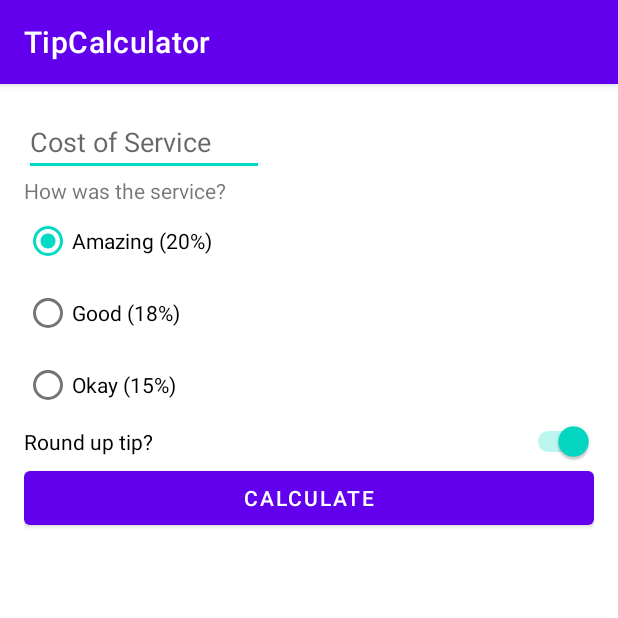
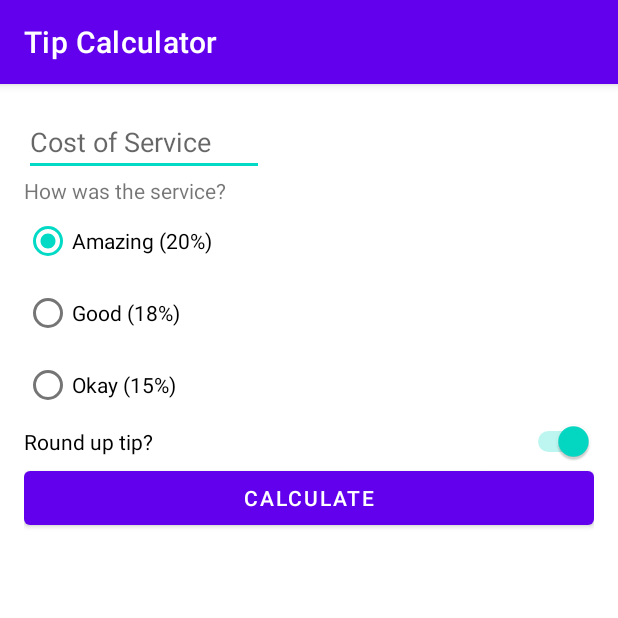
Before and after one commit to emwalks/TipCalculator, an Android app: the screen it shows after launch (MainActivity), on a phone screen of 412 x 824 dp, the top half of it. Run offline under Robolectric (Android 15) with nearby library versions, the phone set to English and light mode, and no system bars.

Commit message:
completes UI elements

```diff
--- a/app/src/main/res/layout/activity_main.xml
+++ b/app/src/main/res/layout/activity_main.xml
@@ -22,14 +22,13 @@
         android:layout_height="wrap_content"
         android:text="@string/how_was_the_service"
         app:layout_constraintStart_toStartOf="parent"
-        app:layout_constraintTop_toBottomOf="@id/cost_of_service"
-        />
+        app:layout_constraintTop_toBottomOf="@id/cost_of_service" />
 
     <RadioGroup
         android:id="@+id/tip_options"
-        android:checkedButton="@id/option_amazing"
         android:layout_width="wrap_content"
         android:layout_height="wrap_content"
+        android:checkedButton="@id/option_amazing"
         android:orientation="vertical"
         app:layout_constraintStart_toStartOf="parent"
         app:layout_constraintTop_toBottomOf="@id/service_rating">
@@ -38,28 +37,28 @@
             android:id="@+id/option_amazing"
             android:layout_width="wrap_content"
             android:layout_height="wrap_content"
-            android:text="@string/amazing_20"/>
+            android:text="@string/amazing_20" />
 
         <RadioButton
             android:id="@+id/option_good"
             android:layout_width="wrap_content"
             android:layout_height="wrap_content"
-            android:text="@string/good_18"/>
+            android:text="@string/good_18" />
 
         <RadioButton
             android:id="@+id/option_okay"
             android:layout_width="wrap_content"
             android:layout_height="wrap_content"
-            android:text="@string/okay_15"/>
+            android:text="@string/okay_15" />
     </RadioGroup>
 
     <!--This is a comment in xml-->
 
     <Switch
         android:id="@+id/round_up_switch"
-        android:checked="true"
         android:layout_width="0dp"
         android:layout_height="wrap_content"
+        android:checked="true"
         android:text="@string/round_up_tip"
         app:layout_constraintEnd_toEndOf="parent"
         app:layout_constraintStart_toStartOf="parent"
@@ -71,8 +70,8 @@
         android:layout_width="0dp"
         android:layout_height="wrap_content"
         android:text="@string/calculate"
+        app:layout_constraintEnd_toEndOf="parent"
         app:layout_constraintStart_toStartOf="parent"
-        app:layout_constraintEnd_toEndOf="parent"
         app:layout_constraintTop_toBottomOf="@id/round_up_switch" />
 
 </androidx.constraintlayout.widget.ConstraintLayout>
--- a/app/src/main/res/values/strings.xml
+++ b/app/src/main/res/values/strings.xml
@@ -1,5 +1,5 @@
 <resources>
-    <string name="app_name">TipCalculator</string>
+    <string name="app_name">Tip Calculator</string>
     <string name="round_up_tip">Round up tip?</string>
     <string name="calculate">Calculate</string>
     <string name="okay_15">Okay (15%)</string>
```
Also changed, not shown: 1 other file.
